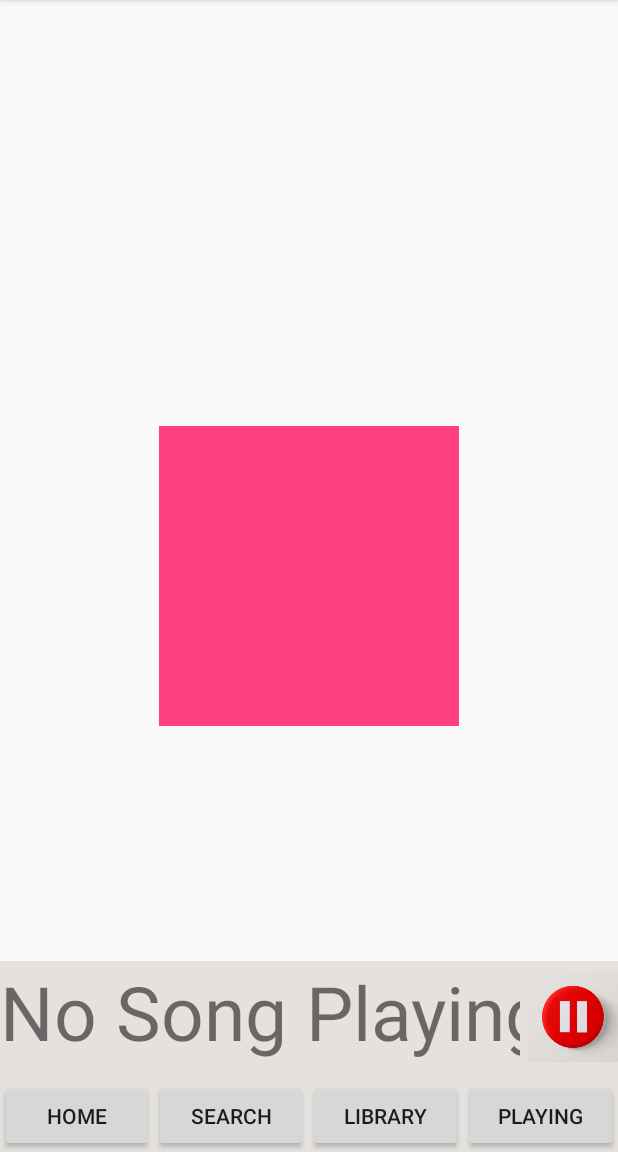
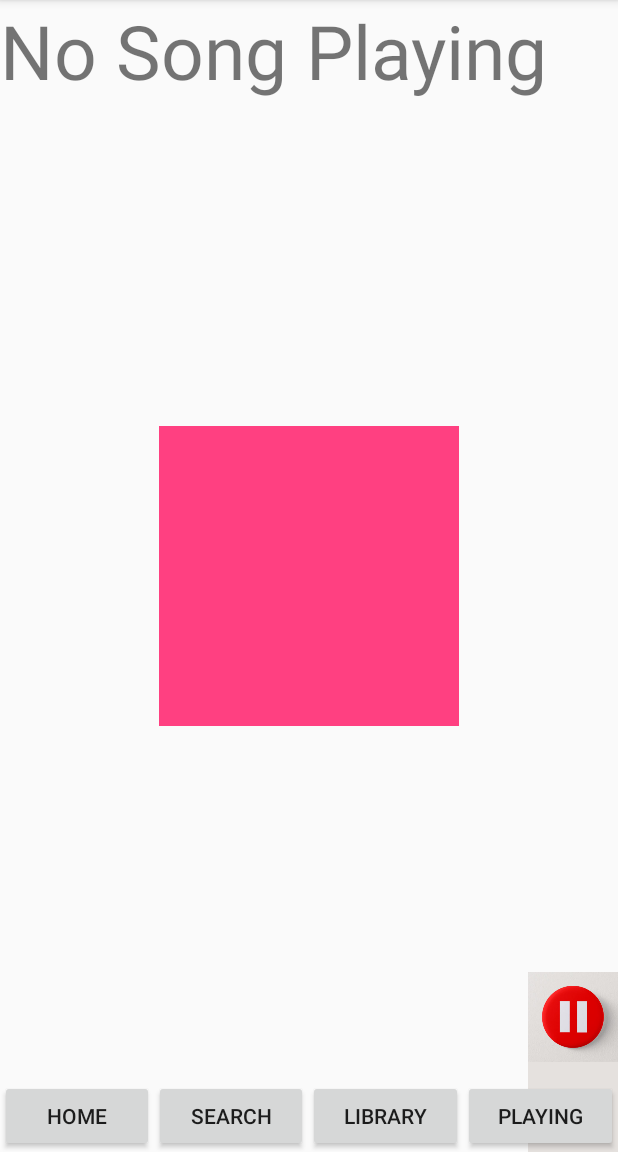
Before and after one commit to TomasCespedes/Android-MyMusicPlayer-Using-SpotifySDK, an Android app: the screen it shows after launch (MainActivity), on a phone screen of 412 x 824 dp, the part 84-1236 px from its top. Run offline under Robolectric (Android 15) with nearby library versions, the phone set to English and light mode, and no system bars; libraries missing offline, so code that uses them is left out: com.spotify.android, com.spotify.protocol; 3 statements that could not run were skipped.

Commit message:
Current song scrolls

```diff
--- a/app/src/main/java/edu/stlawu/finalproject/MainActivity.java
+++ b/app/src/main/java/edu/stlawu/finalproject/MainActivity.java
@@ -59,10 +59,6 @@ public class MainActivity extends AppCompatActivity {
     private ImageButton currentbutton;
     private String currenttracker = "play";
 
-
-    // ScrollView
-    private HorizontalScrollView myscrollview;
-
     // ImageViews
     private ImageView song_iv;
 
@@ -71,6 +67,8 @@ public class MainActivity extends AppCompatActivity {
     protected void onCreate(Bundle savedInstanceState) {
         super.onCreate(savedInstanceState);
         setContentView(R.layout.activity_main);
+        currentsong = findViewById(R.id.current_song);
+        currentsong.setSelected(true);
     }
 
     @Override
--- a/app/src/main/res/layout/activity_main.xml
+++ b/app/src/main/res/layout/activity_main.xml
@@ -23,25 +23,20 @@
     </LinearLayout>
 
     <!--Scroll view for Current Song -->
-    <HorizontalScrollView
-        android:layout_width="match_parent"
+    <TextView
+        android:layout_width="wrap_content"
         android:layout_height="wrap_content"
-        android:layout_gravity="bottom|start"
-        android:paddingRight="65dp"
-        android:background="#e5e1de"
-        android:id="@+id/mysc"
-        android:paddingBottom="60dp"
-        >
-
-        <TextView
-            android:layout_width="wrap_content"
-            android:layout_height="wrap_content"
-            android:id="@+id/current_song"
-            android:text="@string/no_song_playing"
-            android:textSize="50sp"
-
+        android:layout_gravity="start|center_horizontal"
+        android:id="@+id/current_song"
+        android:text="@string/no_song_playing"
+        android:textSize="50sp"
+        android:focusable="true"
+        android:focusableInTouchMode="true"
+        android:singleLine="true"
+        android:scrollHorizontally="true"
+        android:ellipsize="marquee"
+        android:marqueeRepeatLimit="marquee_forever"
         />
-    </HorizontalScrollView>
 
     <!--Play button -->
     <ImageButton
```
